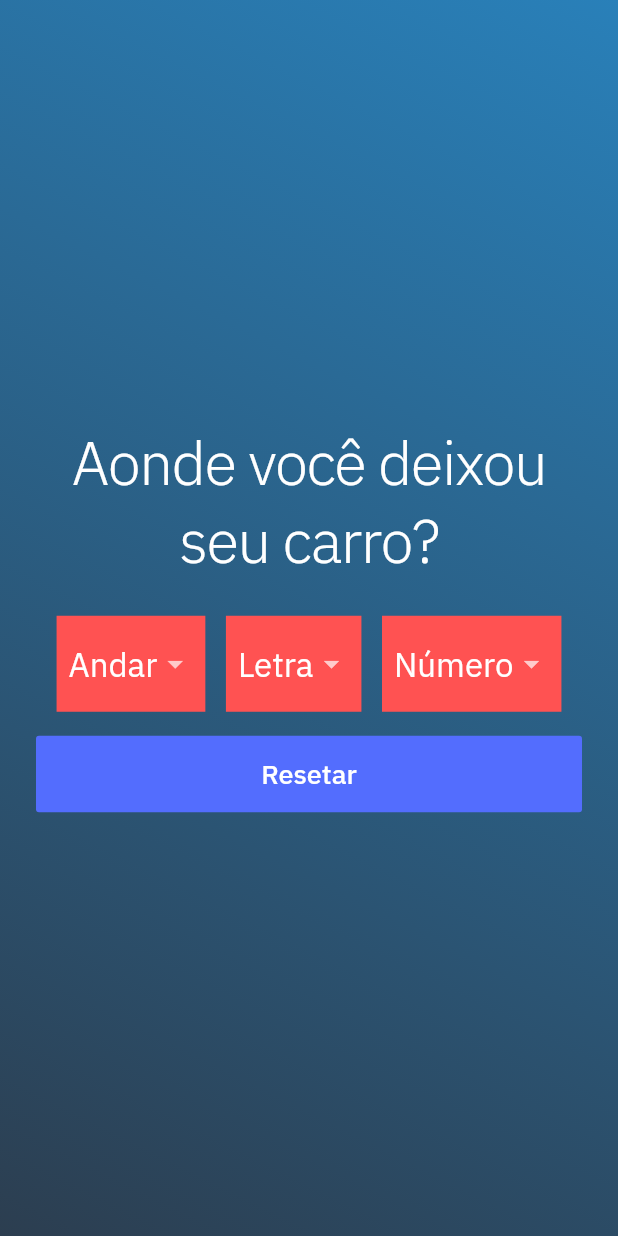
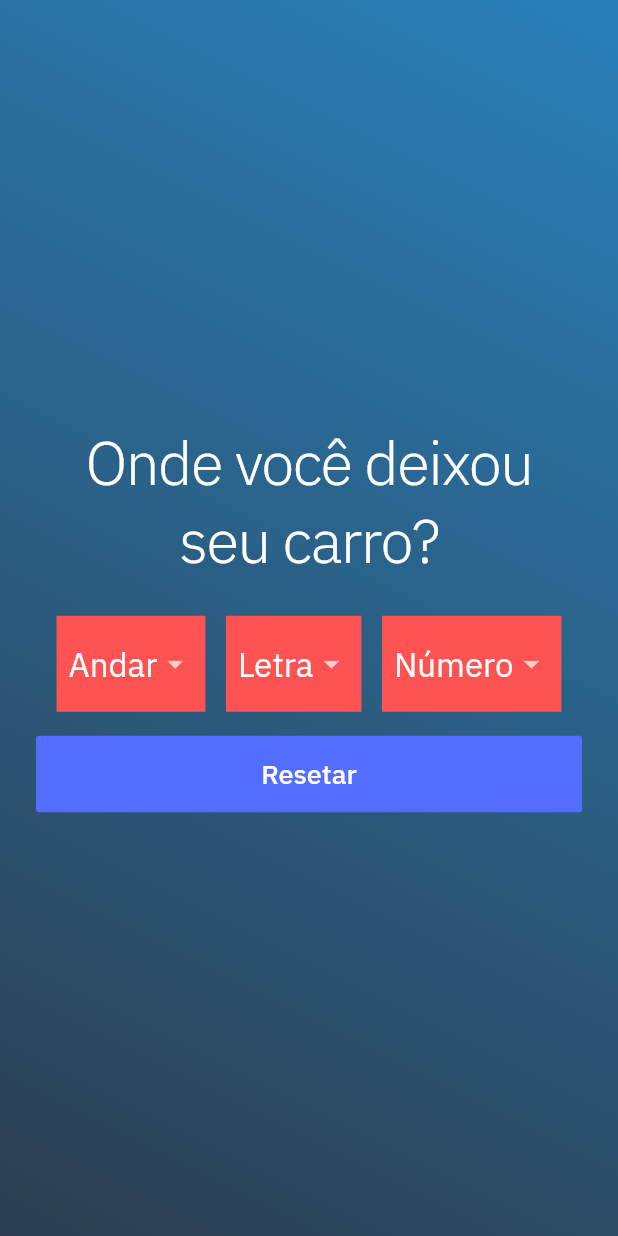
Before and after one commit to eshinkawa/carFinderFlutter, a Flutter app: the screen it shows after launch, on a phone screen of 412 x 824 dp. Run offline on Flutter 3.47's test engine with Material 2 defaults, Android fonts, the light colour scheme and no system bars; our stand-ins replace shared_preferences.

Commit message:
Organize import and fix portuguese :)

```diff
--- a/lib/main.dart
+++ b/lib/main.dart
@@ -1,10 +1,10 @@
 import 'package:flutter/material.dart';
 import 'package:intl/intl.dart';
+import 'package:shared_preferences/shared_preferences.dart';
 
+import './button.dart';
 import './dropItem.dart';
 import './sign.dart';
-import './button.dart';
-import 'package:shared_preferences/shared_preferences.dart';
 
 void main() => runApp(MyApp());
 
@@ -15,7 +15,7 @@ class MyApp extends StatelessWidget {
     return MaterialApp(
       title: 'Flutter Demo',
       theme: ThemeData(fontFamily: 'IBMPlexSans'),
-      home: MyHomePage(title: 'Flutter Demo Home Page'),
+      home: MyHomePage(title: 'Onde você deixou seu carro?'),
       debugShowCheckedModeBanner: false,
     );
   }
@@ -133,7 +133,7 @@ class _MyHomePageState extends State<MyHomePage> {
         mainAxisAlignment: MainAxisAlignment.center,
         children: <Widget>[
           Text(
-            'Aonde você deixou seu carro?',
+            'Onde você deixou seu carro?',
             textAlign: TextAlign.center,
             style: TextStyle(
                 fontSize: 40,
```
